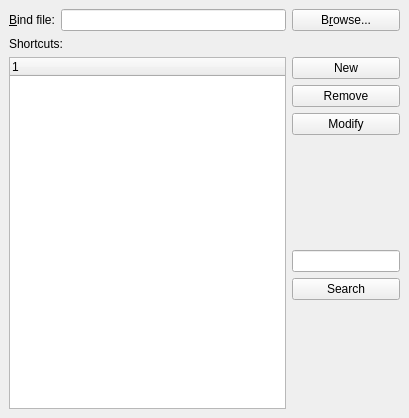
Qt form src/frontends/qt4/ui/PrefShortcutsUi.ui (cburschka/lyx) before a commit.
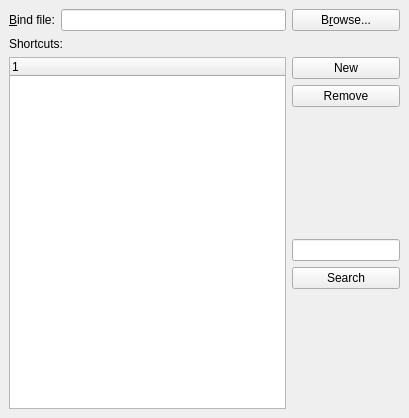
The same form after that commit.

Commit message: PrefShortcuts: Roughly finish the shortcut configuration panel

```diff
--- a/src/frontends/qt4/ui/PrefShortcutsUi.ui
+++ b/src/frontends/qt4/ui/PrefShortcutsUi.ui
@@ -122,13 +122,6 @@
      </property>
     </widget>
    </item>
-   <item row="4" column="2" >
-    <widget class="QPushButton" name="modifyPB" >
-     <property name="text" >
-      <string>Modify</string>
-     </property>
-    </widget>
-   </item>
   </layout>
  </widget>
  <tabstops>
```
The commit also changes 4 other files.
